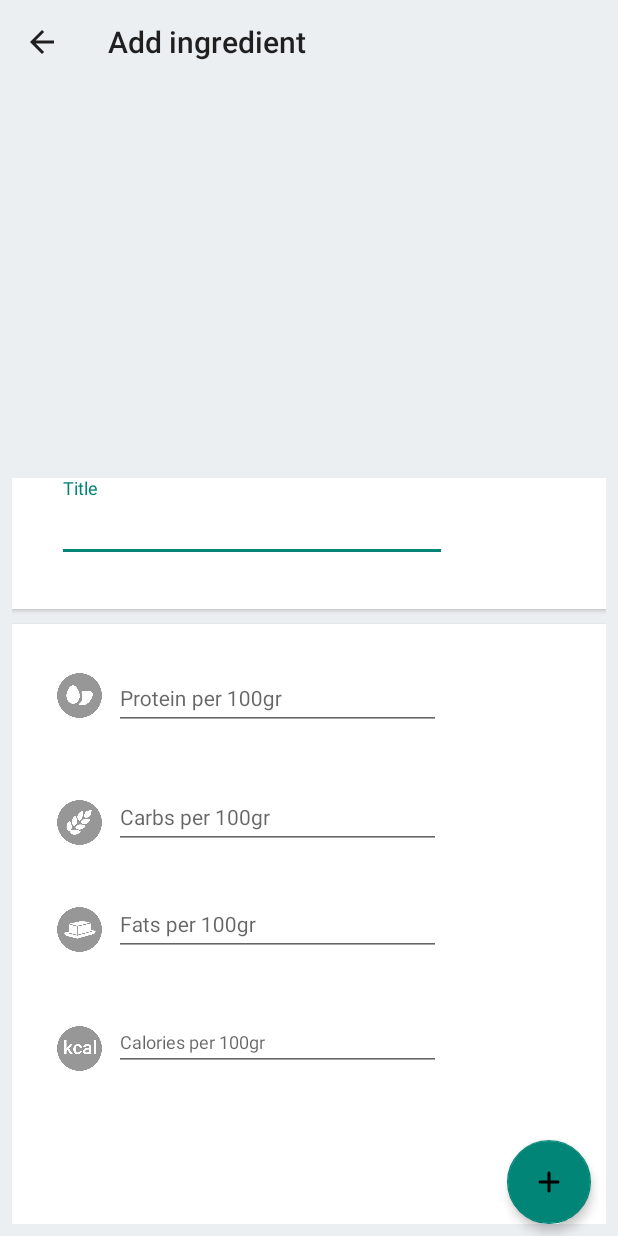
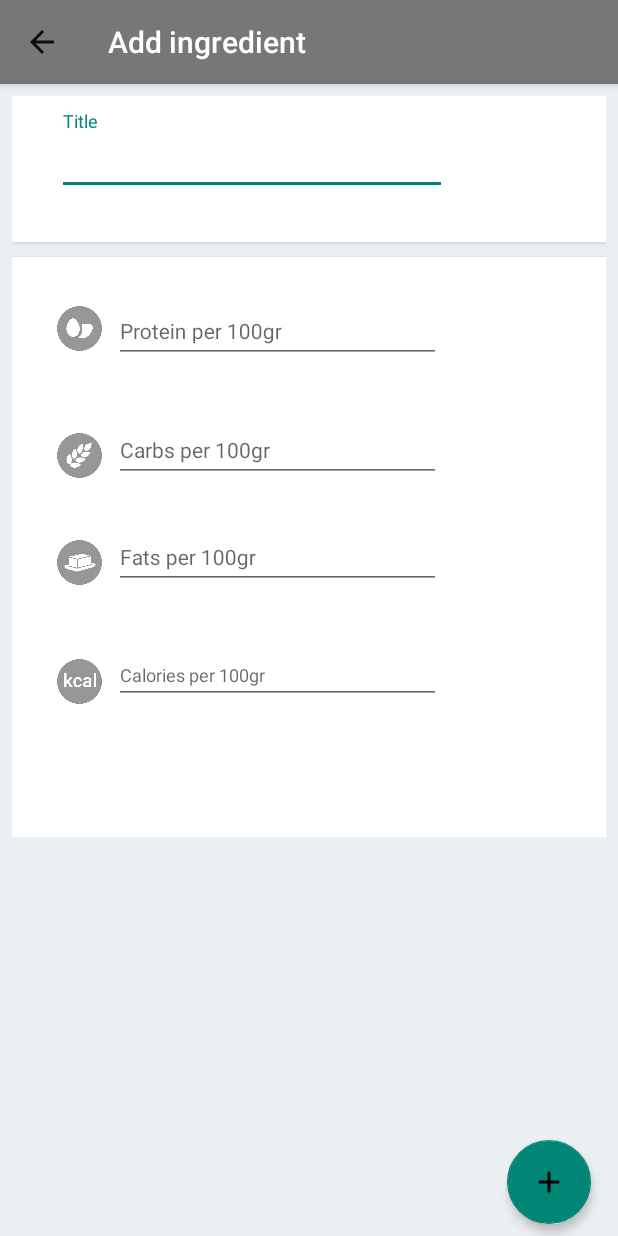
Before and after one commit to dmitry-malinovsky/SlothCooker, an Android app: the CreateIngredientActivity screen opened directly, with no data from a screen before it, on a phone screen of 412 x 824 dp. Run offline under Robolectric (Android 15) with nearby library versions, the phone set to English and light mode, and no system bars; our stand-ins replace Room's generated code; Roboto replaces fonts that are not available here; 1 statement that could not run was skipped.

Commit message:
Adjustments in design

```diff
--- a/app/src/main/AndroidManifest.xml
+++ b/app/src/main/AndroidManifest.xml
@@ -34,7 +34,7 @@
         <activity
             android:name="com.example.dmalinovschi.activities.CreateIngredientActivity"
             android:label="Add ingredient"
-            android:windowSoftInputMode="stateVisible|adjustResize"
+            android:windowSoftInputMode="stateVisible|stateAlwaysVisible|adjustResize"
             android:launchMode="singleTop">
             <meta-data android:name="android.support.PARENT_ACTIVITY"
                 android:value="com.example.dmalinovschi.activities.IngredientsActivity"/>
--- a/app/src/main/res/layout/create_ingrediant_activity.xml
+++ b/app/src/main/res/layout/create_ingrediant_activity.xml
@@ -24,33 +24,40 @@
 
     <FrameLayout
         android:id="@+id/content_frame"
-        android:layout_width="360dp"
-        android:layout_height="wrap_content">
+        android:layout_width="0dp"
+        android:background="@color/colorPrimaryDark"
+        android:elevation="4dp"
+        android:layout_height="wrap_content"
+        app:layout_constraintEnd_toEndOf="parent"
+        app:layout_constraintStart_toStartOf="parent"
+        app:layout_constraintTop_toTopOf="parent">
 
         <android.support.v7.widget.Toolbar
             android:id="@+id/back_toolbar"
             android:layout_width="match_parent"
             android:layout_height="?attr/actionBarSize"
-            android:color="@color/colorPrimaryDark"
+            app:titleTextColor="@color/white"
             android:theme="@style/ThemeOverlay.AppCompat.ActionBar" />
     </FrameLayout>
 
     <ScrollView
         android:id="@+id/scrollView2"
         android:layout_width="0dp"
-        android:layout_height="wrap_content"
+        android:layout_height="0dp"
         android:layout_marginBottom="8dp"
         android:layout_marginEnd="8dp"
         android:layout_marginStart="8dp"
         android:scrollbars="none"
         app:layout_constraintBottom_toBottomOf="parent"
         app:layout_constraintEnd_toEndOf="parent"
-        app:layout_constraintStart_toStartOf="parent">
+        app:layout_constraintStart_toStartOf="parent"
+        app:layout_constraintTop_toBottomOf="@+id/content_frame">
 
         <android.support.v7.widget.LinearLayoutCompat
             android:id="@+id/inputDataLayout"
             android:layout_width="match_parent"
             android:layout_height="wrap_content"
+            android:layout_marginTop="8dp"
             android:orientation="vertical">
 
             <android.support.v7.widget.LinearLayoutCompat
@@ -70,6 +77,7 @@
                     android:layout_height="87dp"
                     android:layout_marginEnd="8dp"
                     android:layout_marginStart="30dp"
+                    android:layout_marginTop="10dp"
                     android:focusable="true"
                     android:focusableInTouchMode="true"
                     app:errorEnabled="true"
@@ -94,7 +102,7 @@
             <android.support.v7.widget.LinearLayoutCompat
                 android:id="@+id/nutritionInfoView"
                 android:layout_width="match_parent"
-                android:layout_height="400dp"
+                android:layout_height="wrap_content"
                 android:layout_marginTop="10dp"
                 android:background="@color/white"
                 android:elevation="2dp"
```
